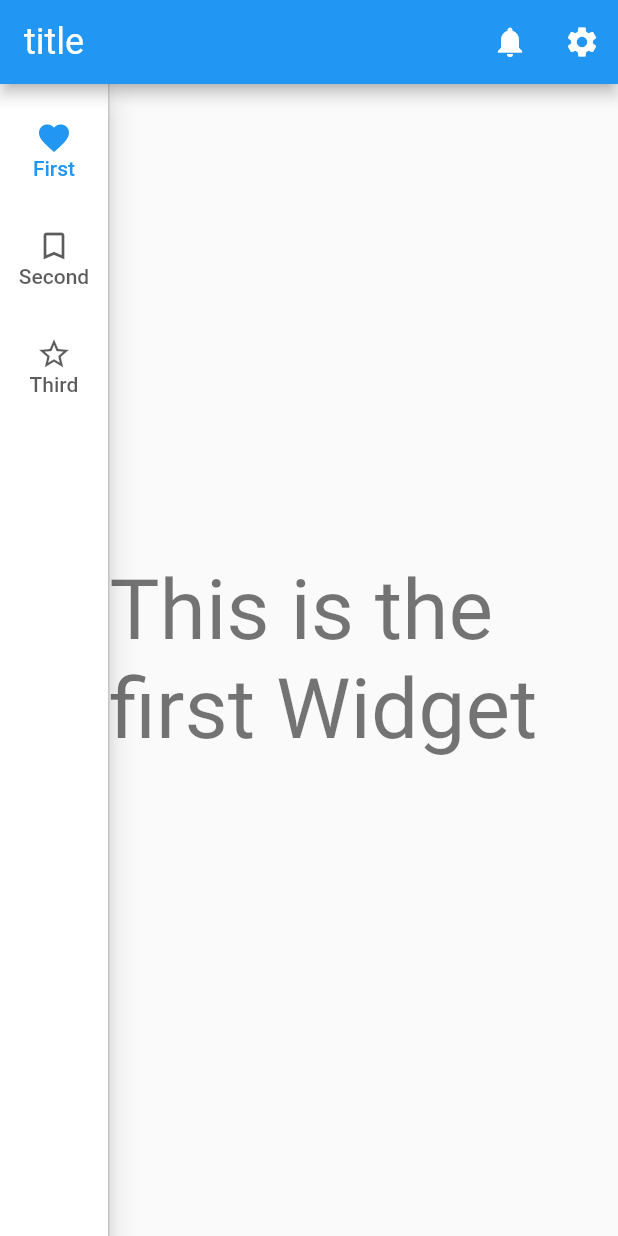
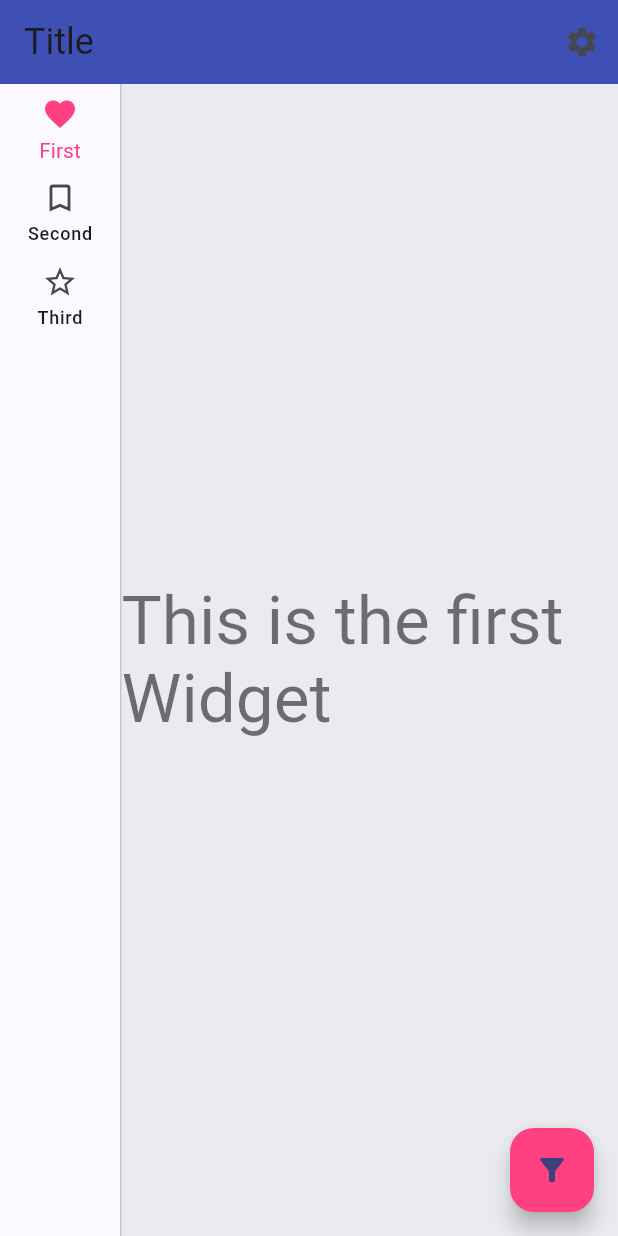
Before and after one commit to NatanAmorim/curie_app, a Flutter app: the screen it shows after launch, on a phone screen of 412 x 824 dp. Run offline on Flutter 3.47's test engine with Material 2 defaults, Android fonts, the phone set to English and light mode, and no system bars; our stand-ins replace shared_preferences; generated files the repository leaves out were written again.

Commit message:
v2022.0.6-Pre-Alpha

```diff
--- a/lib/src/app.dart
+++ b/lib/src/app.dart
@@ -1,5 +1,6 @@
 import 'package:curie/src/controllers/settings_controller.dart';
 import 'package:curie/src/routes.dart';
+import 'package:curie/src/themes.dart';
 import 'package:curie/src/views/navigation_test/navigation_test_screen.dart';
 import 'package:flutter/material.dart';
 import 'package:flutter_gen/gen_l10n/app_localizations.dart';
@@ -52,8 +53,8 @@ class MyApp extends StatelessWidget {
           // Define a light and dark color theme. Then, read the user's
           // preferred ThemeMode (light, dark, or system default) from the
           // SettingsController to display the correct theme.
-          theme: ThemeData(),
-          darkTheme: ThemeData.dark(),
+          theme: lightTheme,
+          darkTheme: darkTheme,
           themeMode: settingsController.themeMode,
 
           // Providing a restorationScopeId allows the Navigator built by the
--- a/lib/src/localization/app_en.arb
+++ b/lib/src/localization/app_en.arb
@@ -9,8 +9,8 @@
   "appLanguage": "App language",
   "selectLanguage": "Select the language",
   "aboutCurie": "About Curie App",
+  "general": "General",
   "settings": "Settings",
   "cancel": "CANCEL",
-  "ok": "OK",
-  "sampleItem": "Sample Item"
+  "ok": "OK"
 }
--- a/lib/src/templates/widgets/appbar_template.dart
+++ b/lib/src/templates/widgets/appbar_template.dart
@@ -12,22 +12,13 @@ AppBar appBarTemplate({
       style: const TextStyle(
         fontSize: 24.0,
         fontWeight: FontWeight.w400,
-        color: Colors.white,
       ),
     ),
     actions: <Widget>[
       IconButton(
-        onPressed: () {
-          // Navigator.pushNamed(
-          //   context,
-          //   NotificacoesScreen.routeName,
-          // );
-        },
-        icon: const Icon(Icons.notifications),
-        tooltip: 'Notificações',
-      ),
-      IconButton(
-        icon: const Icon(Icons.settings),
+        icon: const Icon(
+          Icons.settings,
+        ),
         tooltip: AppLocalizations.of(context)!.settings,
         onPressed: () {
           // Navigate to the settings page. If the user leaves and returns
--- a/lib/src/templates/widgets/navigation_rail_template.dart
+++ b/lib/src/templates/widgets/navigation_rail_template.dart
@@ -12,6 +12,11 @@ class _NavigationRailTemplateState extends State<NavigationRailTemplate> {
   Widget build(BuildContext context) {
     int _selectedIndex = 0;
     return NavigationRail(
+      useIndicator: false,
+      selectedIconTheme:
+          IconThemeData(color: Theme.of(context).colorScheme.secondary),
+      selectedLabelTextStyle:
+          TextStyle(color: Theme.of(context).colorScheme.secondary),
       selectedIndex: _selectedIndex,
       onDestinationSelected: (int index) {
         setState(() {
--- a/lib/src/themes.dart
+++ b/lib/src/themes.dart
@@ -4,19 +4,21 @@ ThemeData lightTheme = ThemeData(
   useMaterial3: true,
   textTheme: ThemeData.light().textTheme.copyWith(
         button: const TextStyle(
-          fontSize: 28.0,
           fontWeight: FontWeight.w500,
           color: Colors.white,
         ),
       ),
+  appBarTheme: const AppBarTheme(
+    backgroundColor: Color(0xFF3f50b5),
+  ),
   scrollbarTheme: ScrollbarThemeData(
-    thumbColor: MaterialStateProperty.all(Colors.blueAccent),
+    thumbVisibility: MaterialStateProperty.all(true),
+    thumbColor: MaterialStateProperty.all(Colors.grey),
     thickness: MaterialStateProperty.all(10),
     radius: Radius.zero,
   ),
   elevatedButtonTheme: ElevatedButtonThemeData(
     style: ElevatedButton.styleFrom(
-      primary: Colors.lightBlue,
       padding: EdgeInsets.zero,
       textStyle: const TextStyle(color: Colors.white),
       shape: RoundedRectangleBorder(
@@ -25,31 +27,34 @@ ThemeData lightTheme = ThemeData(
     ),
   ),
   floatingActionButtonTheme: const FloatingActionButtonThemeData(
-    backgroundColor: Colors.green,
-    sizeConstraints: BoxConstraints.tightFor(height: 80),
+    backgroundColor: Colors.pinkAccent,
   ),
   scaffoldBackgroundColor: const Color(0xFFE9EBEE),
+  cardTheme: const CardTheme(color: Colors.white),
   colorScheme: ColorScheme.fromSeed(
-    seedColor: const Color(0xFFE91E63),
+    seedColor: Colors.indigo,
+    secondary: Colors.pinkAccent,
   ),
+  toggleableActiveColor: Colors.orangeAccent,
+  unselectedWidgetColor: Colors.grey,
 );
 
 ThemeData darkTheme = ThemeData(
   useMaterial3: true,
   textTheme: ThemeData.dark().textTheme.copyWith(
         button: const TextStyle(
-          fontSize: 28.0,
           fontWeight: FontWeight.w500,
           color: Colors.black,
         ),
       ),
   scrollbarTheme: ScrollbarThemeData(
+    thumbVisibility: MaterialStateProperty.all(true),
+    thumbColor: MaterialStateProperty.all(Colors.grey),
     thickness: MaterialStateProperty.all(10),
     radius: Radius.zero,
   ),
   elevatedButtonTheme: ElevatedButtonThemeData(
     style: ElevatedButton.styleFrom(
-      primary: Colors.lightBlue,
       padding: EdgeInsets.zero,
       shape: RoundedRectangleBorder(
         borderRadius: BorderRadius.circular(30.0),
@@ -57,15 +62,16 @@ ThemeData darkTheme = ThemeData(
     ),
   ),
   floatingActionButtonTheme: const FloatingActionButtonThemeData(
-    backgroundColor: Colors.green,
-    sizeConstraints: BoxConstraints.tightFor(height: 80),
+    backgroundColor: Colors.pinkAccent,
   ),
   colorScheme: ColorScheme.fromSeed(
-    seedColor: const Color(0xFFF278A1),
-    primary: const Color(0xFF3469E9),
+    seedColor: Colors.indigo,
+    secondary: Colors.pinkAccent,
     error: const Color(
       0xFFCF6679,
     ),
     brightness: Brightness.dark,
   ).copyWith(),
+  toggleableActiveColor: Colors.orangeAccent,
+  unselectedWidgetColor: Colors.grey,
 );
--- a/lib/src/views/navigation_test/navigation_test_screen.dart
+++ b/lib/src/views/navigation_test/navigation_test_screen.dart
@@ -11,20 +11,35 @@ class NavigationTestScreen extends StatefulWidget {
 }
 
 class _NavigationTestScreenState extends State<NavigationTestScreen> {
+  final GlobalKey<ScaffoldState> _scaffoldKey = GlobalKey<ScaffoldState>();
   int _selectedIndex = 0;
 
   @override
   Widget build(BuildContext context) {
     return SafeArea(
         child: Scaffold(
+      key: _scaffoldKey,
       appBar: appBarTemplate(
         context: context,
-        title: 'title',
+        title: 'Title',
+      ),
+      endDrawer: const Drawer(
+        backgroundColor: Colors.green,
+        child: Center(child: Text('This is a side panel')),
+      ),
+      floatingActionButton: FloatingActionButton(
+        tooltip: 'Filters',
+        onPressed: () => _scaffoldKey.currentState!.openEndDrawer(),
+        child: const Icon(Icons.filter_alt),
       ),
       body: Row(
         children: [
           NavigationRail(
-            elevation: 8,
+            useIndicator: false,
+            selectedIconTheme:
+                IconThemeData(color: Theme.of(context).colorScheme.secondary),
+            selectedLabelTextStyle:
+                TextStyle(color: Theme.of(context).colorScheme.secondary),
             selectedIndex: _selectedIndex,
             onDestinationSelected: (index) {
               setState(() {
```
Also changed, not shown: lib/src/localization/app_pt.arb (+4 -4 lines), lib/src/views/settings/settings_screen.dart (+10 -1 lines), 3 other files.
